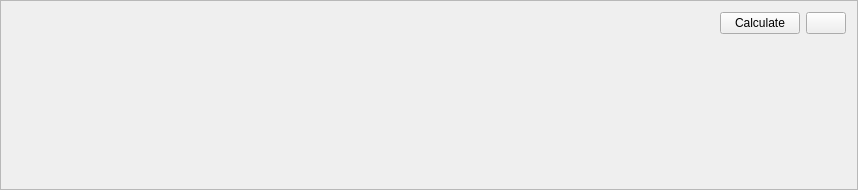
kadas-albireo/kadas-albireo2, file kadasrouting/gui/shortestpathbottombar.ui: the form before one commit.
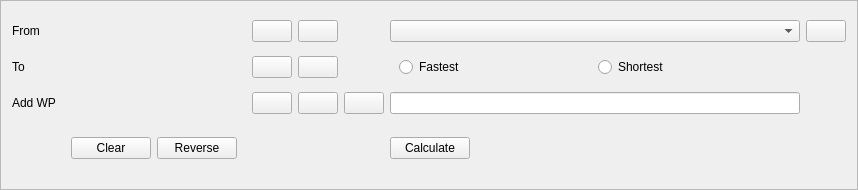
The form after the commit. Icons and pictures are not drawn.

Commit message: Create base UI file.

The edit to the form file:
```diff
--- a/kadasrouting/gui/shortestpathbottombar.ui
+++ b/kadasrouting/gui/shortestpathbottombar.ui
@@ -20,7 +20,54 @@
    <enum>QFrame::Raised</enum>
   </property>
   <layout class="QGridLayout" name="gridLayout">
+   <item row="0" column="0">
+    <widget class="QLabel" name="labelFrom">
+     <property name="text">
+      <string>From</string>
+     </property>
+    </widget>
+   </item>
+   <item row="0" column="1">
+    <widget class="QWidget" name="originWidget" native="true"/>
+   </item>
    <item row="0" column="2">
+    <widget class="QPushButton" name="btnGPSOrigin">
+     <property name="sizePolicy">
+      <sizepolicy hsizetype="Maximum" vsizetype="Fixed">
+       <horstretch>0</horstretch>
+       <verstretch>0</verstretch>
+      </sizepolicy>
+     </property>
+     <property name="text">
+      <string/>
+     </property>
+     <property name="icon">
+      <iconset theme="close">
+       <normaloff>.</normaloff>.</iconset>
+     </property>
+    </widget>
+   </item>
+   <item row="0" column="3">
+    <widget class="QPushButton" name="btnMapToolOrigin">
+     <property name="sizePolicy">
+      <sizepolicy hsizetype="Maximum" vsizetype="Fixed">
+       <horstretch>0</horstretch>
+       <verstretch>0</verstretch>
+      </sizepolicy>
+     </property>
+     <property name="text">
+      <string/>
+     </property>
+     <property name="icon">
+      <iconset theme="close">
+       <normaloff>.</normaloff>.</iconset>
+     </property>
+    </widget>
+   </item>
+   <item row="0" column="5">
+    <widget class="QComboBox" name="comboBoxVehicles"/>
+   </item>
+   <item row="0" column="6">
     <widget class="QPushButton" name="btnClose">
      <property name="sizePolicy">
       <sizepolicy hsizetype="Maximum" vsizetype="Fixed">
@@ -37,7 +84,161 @@
      </property>
     </widget>
    </item>
-   <item row="0" column="1">
+   <item row="1" column="0">
+    <widget class="QLabel" name="labelTo">
+     <property name="text">
+      <string>To</string>
+     </property>
+    </widget>
+   </item>
+   <item row="1" column="1">
+    <widget class="QWidget" name="destinationWidget" native="true"/>
+   </item>
+   <item row="1" column="2">
+    <widget class="QPushButton" name="btnGPSDestination">
+     <property name="sizePolicy">
+      <sizepolicy hsizetype="Maximum" vsizetype="Fixed">
+       <horstretch>0</horstretch>
+       <verstretch>0</verstretch>
+      </sizepolicy>
+     </property>
+     <property name="text">
+      <string/>
+     </property>
+     <property name="icon">
+      <iconset theme="close">
+       <normaloff>.</normaloff>.</iconset>
+     </property>
+    </widget>
+   </item>
+   <item row="1" column="3">
+    <widget class="QPushButton" name="btnMapToolDestination">
+     <property name="sizePolicy">
+      <sizepolicy hsizetype="Maximum" vsizetype="Fixed">
+       <horstretch>0</horstretch>
+       <verstretch>0</verstretch>
+      </sizepolicy>
+     </property>
+     <property name="text">
+      <string/>
+     </property>
+     <property name="icon">
+      <iconset theme="close">
+       <normaloff>.</normaloff>.</iconset>
+     </property>
+    </widget>
+   </item>
+   <item row="1" column="5">
+    <widget class="QWidget" name="widgetMode" native="true">
+     <layout class="QHBoxLayout" name="horizontalLayout">
+      <property name="topMargin">
+       <number>0</number>
+      </property>
+      <property name="bottomMargin">
+       <number>0</number>
+      </property>
+      <item>
+       <widget class="QRadioButton" name="radioButtonFastest">
+        <property name="text">
+         <string>Fastest</string>
+        </property>
+       </widget>
+      </item>
+      <item>
+       <widget class="QRadioButton" name="radioButtonShortest">
+        <property name="text">
+         <string>Shortest</string>
+        </property>
+       </widget>
+      </item>
+     </layout>
+    </widget>
+   </item>
+   <item row="2" column="0">
+    <widget class="QLabel" name="labelAddWP">
+     <property name="text">
+      <string>Add WP</string>
+     </property>
+    </widget>
+   </item>
+   <item row="2" column="1">
+    <widget class="QWidget" name="waypointWidget" native="true"/>
+   </item>
+   <item row="2" column="2">
+    <widget class="QPushButton" name="btnGPSWaypoints">
+     <property name="sizePolicy">
+      <sizepolicy hsizetype="Maximum" vsizetype="Fixed">
+       <horstretch>0</horstretch>
+       <verstretch>0</verstretch>
+      </sizepolicy>
+     </property>
+     <property name="text">
+      <string/>
+     </property>
+     <property name="icon">
+      <iconset theme="close">
+       <normaloff>.</normaloff>.</iconset>
+     </property>
+    </widget>
+   </item>
+   <item row="2" column="3">
+    <widget class="QPushButton" name="btnMapToolWaypoints">
+     <property name="sizePolicy">
+      <sizepolicy hsizetype="Maximum" vsizetype="Fixed">
+       <horstretch>0</horstretch>
+       <verstretch>0</verstretch>
+      </sizepolicy>
+     </property>
+     <property name="text">
+      <string/>
+     </property>
+     <property name="icon">
+      <iconset theme="close">
+       <normaloff>.</normaloff>.</iconset>
+     </property>
+    </widget>
+   </item>
+   <item row="2" column="4">
+    <widget class="QPushButton" name="btnAddWaypoints">
+     <property name="sizePolicy">
+      <sizepolicy hsizetype="Maximum" vsizetype="Fixed">
+       <horstretch>0</horstretch>
+       <verstretch>0</verstretch>
+      </sizepolicy>
+     </property>
+     <property name="text">
+      <string/>
+     </property>
+     <property name="icon">
+      <iconset theme="close">
+       <normaloff>.</normaloff>.</iconset>
+     </property>
+    </widget>
+   </item>
+   <item row="2" column="5">
+    <widget class="QLineEdit" name="lineEditWaypoints"/>
+   </item>
+   <item row="3" column="1">
+    <widget class="QWidget" name="widget_2" native="true">
+     <layout class="QHBoxLayout" name="horizontalLayout_2">
+      <item>
+       <widget class="QPushButton" name="pushButtonClear">
+        <property name="text">
+         <string>Clear</string>
+        </property>
+       </widget>
+      </item>
+      <item>
+       <widget class="QPushButton" name="pushButtonReverse">
+        <property name="text">
+         <string>Reverse</string>
+        </property>
+       </widget>
+      </item>
+     </layout>
+    </widget>
+   </item>
+   <item row="3" column="5">
     <widget class="QPushButton" name="btnCalculate">
      <property name="sizePolicy">
       <sizepolicy hsizetype="Maximum" vsizetype="Fixed">
@@ -50,22 +251,6 @@
      </property>
     </widget>
    </item>
-   <item row="0" column="0">
-    <widget class="QWidget" name="originWidget" native="true"/>
-   </item>
-   <item row="1" column="2">
-    <spacer name="verticalSpacer">
-     <property name="orientation">
-      <enum>Qt::Vertical</enum>
-     </property>
-     <property name="sizeHint" stdset="0">
-      <size>
-       <width>20</width>
-       <height>40</height>
-      </size>
-     </property>
-    </spacer>
-   </item>
   </layout>
  </widget>
  <resources/>
```
